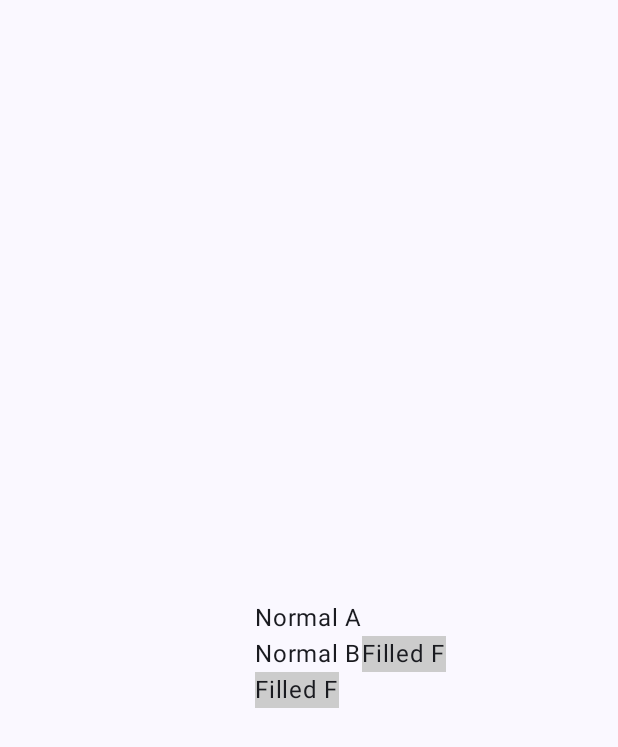
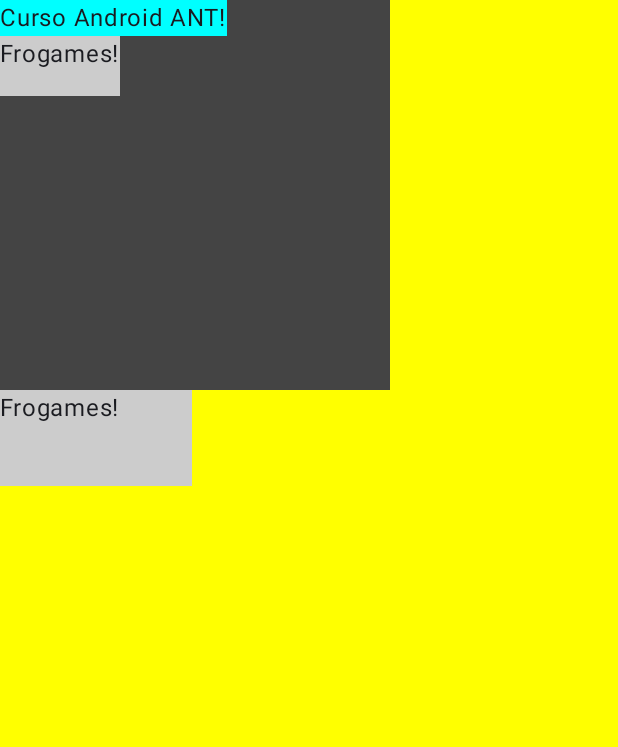
Before and after one commit to DentVega/JetpackComposeKT2024, an Android app built with Jetpack Compose: the screen it shows after launch (MainActivity), on a phone screen of 412 x 824 dp. Shown: the top 747 px of the screen. Run offline under Robolectric (Android 15) with nearby library versions, the phone set to English and light mode, and no system bars; our stand-ins replace constraintlayout-compose.

Commit message:
Espacios Guidelines Tamañios ConstraintLayout

```diff
--- a/app/src/main/java/com/bvega/composecurso2024/Layout.kt
+++ b/app/src/main/java/com/bvega/composecurso2024/Layout.kt
@@ -84,7 +84,8 @@ fun CustomConstraintLayout() {
             top.linkTo(normalB.top)
             start.linkTo(normalB.end)
         })
-        Row(modifier = Modifier.constrainAs(container) { top.linkTo(normalB.bottom)
+        Row(modifier = Modifier.constrainAs(container) {
+            top.linkTo(normalB.bottom)
             start.linkTo(normalA.start)
         }) {
 //            ExampleText()
@@ -100,3 +101,12 @@ fun TextF(modifier: Modifier = Modifier) = Text(
         .background(Color.LightGray)
         .then(modifier)
 )
+
+@Composable
+fun TextANT(modifier: Modifier = Modifier) =
+    Text(text = "Curso Android ANT!", modifier = modifier.background(Color.Cyan))
+
+@Composable
+fun TextFrg(modifier: Modifier = Modifier) {
+    Text(text = "Frogames!", modifier = modifier.background(Color.LightGray))
+}
--- a/app/src/main/java/com/bvega/composecurso2024/MainActivity.kt
+++ b/app/src/main/java/com/bvega/composecurso2024/MainActivity.kt
@@ -4,6 +4,7 @@ import android.os.Bundle
 import androidx.activity.ComponentActivity
 import androidx.activity.compose.setContent
 import androidx.activity.enableEdgeToEdge
+import androidx.compose.foundation.background
 import androidx.compose.foundation.layout.fillMaxSize
 import androidx.compose.foundation.layout.padding
 import androidx.compose.material3.FloatingActionButton
@@ -12,6 +13,7 @@ import androidx.compose.material3.Surface
 import androidx.compose.material3.Text
 import androidx.compose.runtime.Composable
 import androidx.compose.ui.Modifier
+import androidx.compose.ui.graphics.Color
 import androidx.compose.ui.tooling.preview.Preview
 import com.bvega.composecurso2024.ui.theme.ComposeCurso2024Theme
 
@@ -24,6 +26,17 @@ class MainActivity : ComponentActivity() {
                 CustomSurface()
             }
         }
+    }
+}
+
+@Composable
+fun CustomSurface() {
+//    Surface(modifier = Modifier.fillMaxSize()) {
+    Surface(modifier = Modifier
+        .background(Color.White)
+        .fillMaxSize()) {
+//        NewFrameLayout()
+        TamaniosCompose()
     }
 }
 
@@ -41,13 +54,6 @@ fun CustomScaffold() {
 }
 
 @Composable
-fun CustomSurface() {
-    Surface(modifier = Modifier.fillMaxSize()) {
-        NewFrameLayout()
-    }
-}
-
-@Composable
 fun Greeting(name: String, modifier: Modifier = Modifier) {
     Text(
         text = "Hello $name!", modifier = modifier
@@ -58,6 +64,6 @@ fun Greeting(name: String, modifier: Modifier = Modifier) {
 @Composable
 fun GreetingPreview() {
     ComposeCurso2024Theme {
-        CustomScaffold()
+        CustomSurface()
     }
 }
--- /dev/null
+++ b/app/src/main/java/com/bvega/composecurso2024/TamaniosCompose.kt
@@ -0,0 +1,49 @@
+package com.bvega.composecurso2024
+
+import androidx.compose.foundation.background
+import androidx.compose.foundation.layout.Box
+import androidx.compose.foundation.layout.Column
+import androidx.compose.foundation.layout.fillMaxSize
+import androidx.compose.foundation.layout.fillMaxWidth
+import androidx.compose.foundation.layout.offset
+import androidx.compose.foundation.layout.padding
+import androidx.compose.foundation.layout.paddingFromBaseline
+import androidx.compose.foundation.layout.requiredHeight
+import androidx.compose.foundation.layout.requiredWidth
+import androidx.compose.foundation.layout.size
+import androidx.compose.foundation.layout.width
+import androidx.compose.runtime.Composable
+import androidx.compose.ui.Modifier
+import androidx.compose.ui.graphics.Color
+import androidx.compose.ui.tooling.preview.Preview
+import androidx.compose.ui.unit.dp
+
+@Preview(showBackground = true, showSystemUi = true, backgroundColor = 0xFF0000FF)
+@Composable
+private fun TamaniosPreview() {
+    TamaniosCompose()
+}
+
+@Composable
+fun TamaniosCompose() {
+    Column(
+        modifier = Modifier
+            .size(280.dp)
+            .background(Color.Yellow)
+    ) {
+        Column {
+            Column(modifier = Modifier
+                .size(260.dp)
+                .background(Color.DarkGray)) {
+                TextANT()
+//                TextFrg(modifier = Modifier.fillMaxWidth())
+//                TextFrg(modifier = Modifier.width(50.dp))
+                TextFrg(modifier = Modifier
+                    .requiredWidth(80.dp)//minWith
+                    .requiredHeight(40.dp))
+            }
+            TextFrg(modifier = Modifier
+                .size(width = 128.dp, height = 64.dp))
+        }
+    }
+}
```
Also changed, not shown: app/src/main/java/com/bvega/composecurso2024/EspaciosCompose.kt (added, +34 -0 lines), app/src/main/java/com/bvega/composecurso2024/GuideLine.kt (added, +80 -0 lines), app/src/main/java/com/bvega/composecurso2024/LayoutTarea1.kt (added, +72 -0 lines).
